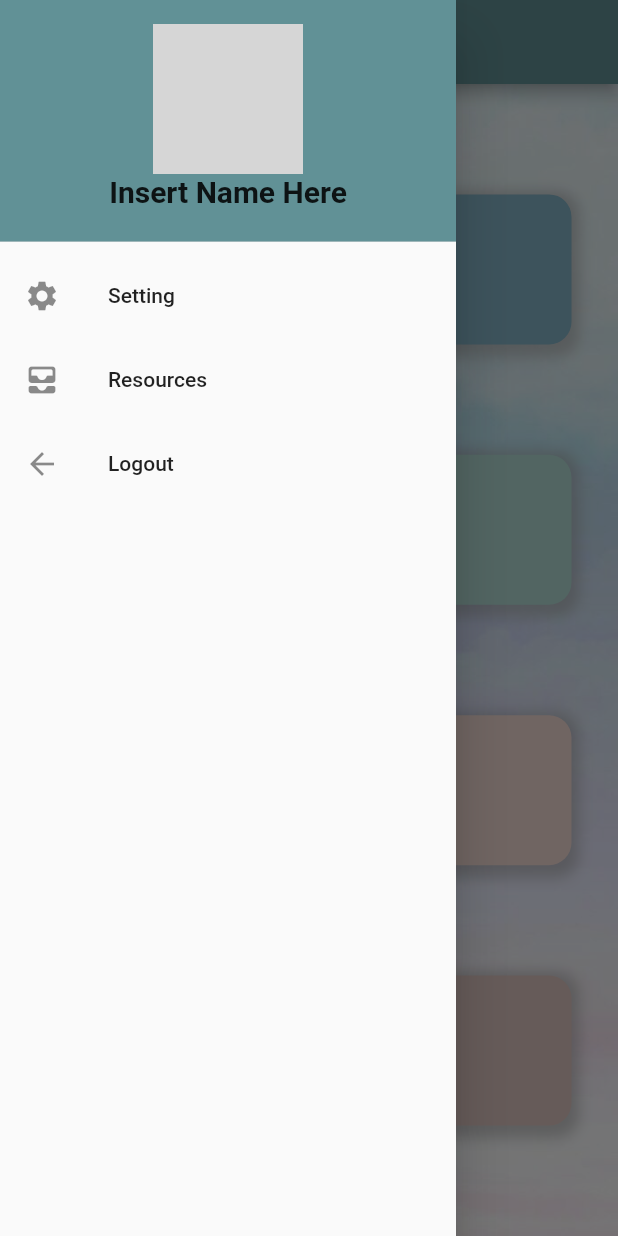
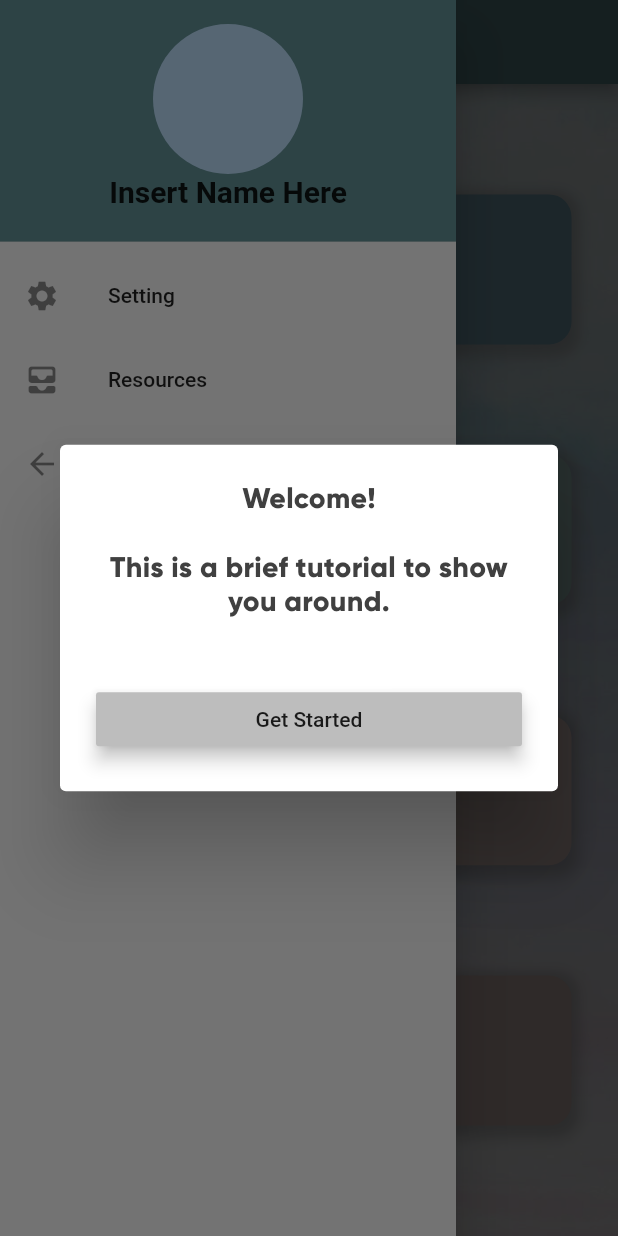
Before and after one commit to hcyjn2/E-Health-Adviser-System, a Flutter app: the MainMenuScreen screen opened by its route, in the side drawer, after a tap on "Diagnosis", on a phone screen of 412 x 824 dp. Run offline on Flutter 3.47's test engine with Material 2 defaults, Android fonts, the phone set to English and light mode, and no system bars; drawn by our look-alikes of showcaseview; our stand-ins replace audioplayers, flutter_calendar_carousel, font_awesome_flutter, geolocator, google_maps_flutter, percent_indicator and 2 more; accounts and stored records are empty; grey boxes are pictures that could not be loaded.

```diff
--- a/prototype v0.1/lib/Screens/MainMenu/MainMenuScreen.dart
+++ b/prototype v0.1/lib/Screens/MainMenu/MainMenuScreen.dart
@@ -3,16 +3,39 @@ import 'package:main_menu/components/MenuFunctions/SwipeableWidget.dart';
 import 'package:main_menu/components/mood_tracker/mood_record_detail.dart';
 import 'package:main_menu/constants.dart';
 import 'package:shared_preferences/shared_preferences.dart';
+import 'package:showcaseview/showcaseview.dart';
+
 
 import 'AnimatedButton.dart';
 import 'MainMenuDrawer.dart';
 
-class MainMenuScreen extends StatefulWidget {
+class MainMenuScreen extends StatelessWidget {
   @override
-  _MainMenuScreenState createState() => _MainMenuScreenState();
+  Widget build(BuildContext context) {
+    return Scaffold(
+      body: ShowCaseWidget(
+        builder: Builder(builder: (context) => MenuBody()),
+        autoPlay: false,
+        autoPlayDelay: Duration(seconds: 3),
+        autoPlayLockEnable: false,
+      ),
+    );
+  }
 }
 
-class _MainMenuScreenState extends State<MainMenuScreen> {
+class MenuBody extends StatefulWidget {
+  @override
+  _MenuBodyState createState() => _MenuBodyState();
+}
+
+class _MenuBodyState extends State<MenuBody> {
+  GlobalKey _sideBarKey = GlobalKey();
+  GlobalKey _localClinicKey = GlobalKey();
+  GlobalKey _diagnosisKey = GlobalKey();
+  GlobalKey _moodKey = GlobalKey();
+  GlobalKey _journalKey = GlobalKey();
+  GlobalKey _swipeKey = GlobalKey();
+
   void testChosen(BuildContext context) {
     Navigator.pushNamed(context, '/mainmenu/test');
   }
@@ -131,11 +154,41 @@ class _MainMenuScreenState extends State<MainMenuScreen> {
               elevation: 5.0,
               color: Colors.grey[400],
               child: Text('OKAY'),
-              onPressed: () async {
-                setState(() {
-                  //NO Action
+              onPressed: () {
+                  Navigator.of(context).pop();
+              },
+            ),
+          );
+        });
+  }
+
+  Future<bool> isFirstGuide() async {
+    SharedPreferences preferences = await SharedPreferences.getInstance();
+    bool showCaseVisibilityStatus = preferences.getBool("isFirstShowcase");
+
+    if(showCaseVisibilityStatus == null){
+      preferences.setBool("isFirstShowcase", false);
+      return true;
+    }
+    return false;
+  }
+
+  Future<Widget> buildUserGuideWelcome() {
+    return showDialog(
+        context: context,
+        builder: (context) {
+          return AlertDialog(
+            title: Text(
+              'Welcome! \n\nThis is a brief tutorial to show you around.\n',
+              style: kThickFont.copyWith(fontSize: 19),
+              textAlign: TextAlign.center,
+            ),
+            content: MaterialButton(
+              elevation: 5.0,
+              color: Colors.grey[400],
+              child: Text('Get Started'),
+              onPressed: ()  {
                   Navigator.pop(context);
-                });
               },
             ),
           );
@@ -144,6 +197,22 @@ class _MainMenuScreenState extends State<MainMenuScreen> {
 
   @override
   Widget build(BuildContext context) {
+
+    isFirstGuide().then((status) {
+      if(status){
+        buildUserGuideWelcome().then((status) {
+          ShowCaseWidget.of(context).startShowCase([
+            _sideBarKey,
+            _localClinicKey,
+            _diagnosisKey,
+            _moodKey,
+            _journalKey,
+            _swipeKey
+          ]);
+        });
+      }
+    });
+
     return Container(
       decoration: BoxDecoration(
           image: DecorationImage(
@@ -152,10 +221,26 @@ class _MainMenuScreenState extends State<MainMenuScreen> {
       child: Scaffold(
         backgroundColor: Colors.transparent,
         appBar: AppBar(
+          leading: Builder(
+            builder: (context) => IconButton(
+              icon: Showcase(
+                  key: _sideBarKey,
+                  description: 'Tap here to access setting,logout and etc.',
+                  child: Icon(Icons.menu)
+              ),
+              onPressed: () => Scaffold.of(context).openDrawer(),
+            ),
+          ),
           centerTitle: true,
-          title: Text(
+          title: Showcase(
+            key: _swipeKey,
+            //TODO: need to add appropriate text for the emergency swipe feature
+            description: 'And lastly, (placeholder text)',
+            showArrow: false,
+            child: Text(
                 "E-Health Adviser App",
                 style: kThickFont.copyWith(fontSize: 18, color: Colors.black),
+              ),
           ),
           backgroundColor: Color.fromRGBO(97, 145, 150, 1),
         ),
@@ -171,7 +256,10 @@ class _MainMenuScreenState extends State<MainMenuScreen> {
               child: Column(
                 mainAxisAlignment: MainAxisAlignment.spaceEvenly,
                 children: <Widget>[
-                  AnimatedButton(
+                  Showcase(
+                    key: _localClinicKey,
+                    description: 'Tap to see nearby clinics',
+                    child: AnimatedButton(
                       primaryColor: Color.fromRGBO(132, 180, 200, 1),
                       assetImage: Image.asset(
                         'assets/Images/clinics.png',
@@ -183,7 +271,11 @@ class _MainMenuScreenState extends State<MainMenuScreen> {
                         mentalSpecialistMapChosen(context);
                       },
                     ),
-                  AnimatedButton(
+                  ),
+                  Showcase(
+                    key: _diagnosisKey,
+                    description: 'Tap here to take a diagnosis',
+                    child: AnimatedButton(
                       primaryColor: Color.fromRGBO(178, 220, 214, 1),
                       assetImage: Image.asset(
                         'assets/Images/test.png',
@@ -195,7 +287,11 @@ class _MainMenuScreenState extends State<MainMenuScreen> {
                         testChosen(context);
                       },
                     ),
-                  AnimatedButton(
+                  ),
+                  Showcase(
+                    key: _moodKey,
+                    description: 'Tap here to fill in how you are feeling today',
+                    child: AnimatedButton(
                       primaryColor: Color.fromRGBO(244, 220, 214, 1),
                       assetImage: Image.asset(
                         'assets/Images/moodrecord.png',
@@ -210,7 +306,11 @@ class _MainMenuScreenState extends State<MainMenuScreen> {
                           moodTrackerChosen(context);
                       },
                     ),
-                  AnimatedButton(
+                  ),
+                  Showcase(
+                    key: _journalKey,
+                    description: 'Tap here to see your journal entry',
+                    child: AnimatedButton(
                       primaryColor: Color.fromRGBO(223, 199, 193, 1),
                       assetImage: Image.asset(
                         'assets/Images/calendar.png',
@@ -224,6 +324,7 @@ class _MainMenuScreenState extends State<MainMenuScreen> {
                         else
                           moodTrackerCalendarViewChosen(context);
                       },
+                    ),
                   ), //Mood Select
                 ],
               ),
--- a/prototype v0.1/pubspec.yaml
+++ b/prototype v0.1/pubspec.yaml
@@ -32,6 +32,7 @@ dependencies:
   google_maps_flutter: ^1.2.0
   geolocator: ^6.2.0
   provider: ^4.3.3
+  showcaseview: ^0.1.6
   http: ^0.12.2
   url_launcher: ^5.7.10
   video_player:
```
Also changed, not shown: prototype v0.1/pubspec.lock. Lines whose indentation alone changed are shown as unchanged.
